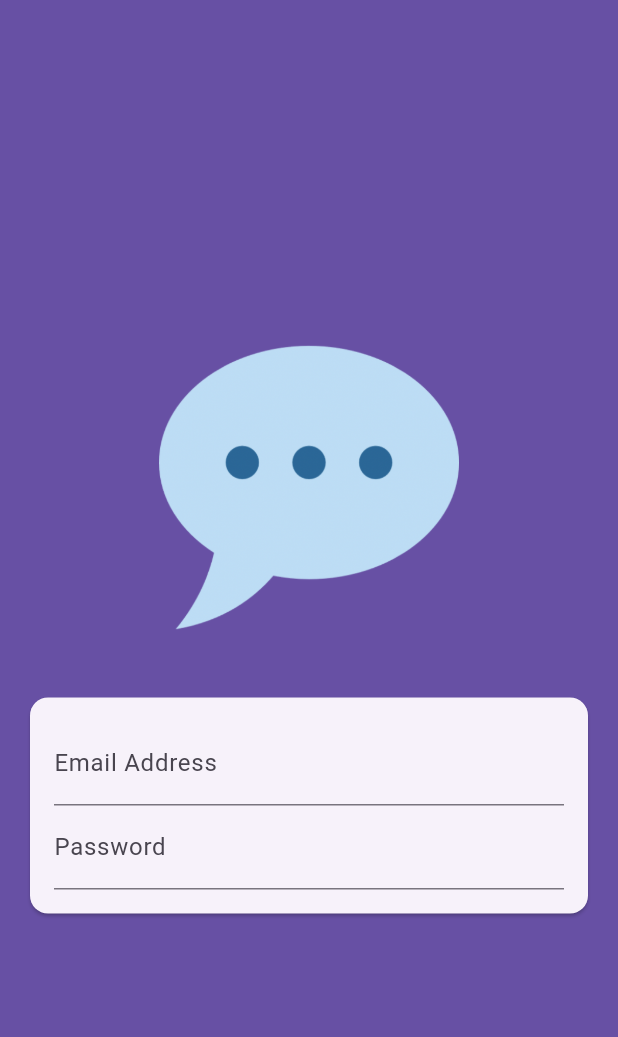
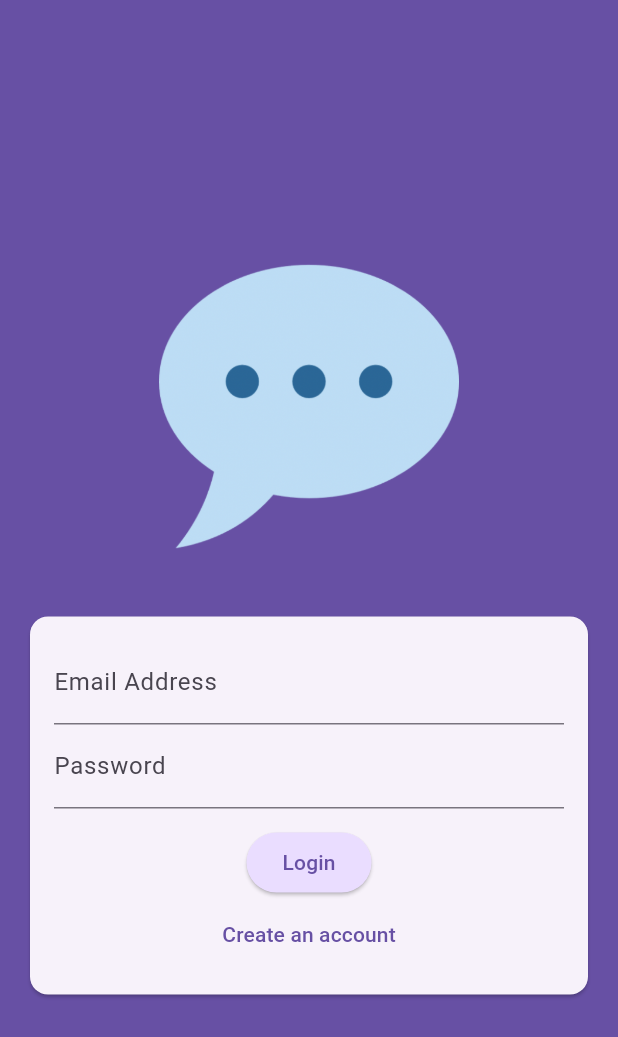
Before and after one commit to Avishka-Dulanjana/Chat-App, a Flutter app: the screen it shows after launch, on a phone screen of 412 x 824 dp. Shown: the top 1037 px of the screen. Run offline on Flutter 3.47's test engine with Material 3 defaults, Android fonts, the phone set to English and light mode, and no system bars; our stand-ins replace google_fonts.

Commit message:
Adding Buttons & Modes to the Authentication Screen

```diff
--- a/lib/screens/auth.dart
+++ b/lib/screens/auth.dart
@@ -10,6 +10,8 @@ class AuthScreen extends StatefulWidget {
 }
 
 class _AuthScreenState extends State<AuthScreen> {
+  var _isLogin = true;
+
   @override
   Widget build(BuildContext context) {
     return Scaffold(
@@ -50,6 +52,27 @@ class _AuthScreenState extends State<AuthScreen> {
                       ),
                       obscureText: true,
                     ),
+                    const SizedBox(
+                      height: 12,
+                    ),
+                    ElevatedButton(
+                      onPressed: () {},
+                      style: ElevatedButton.styleFrom(
+                        backgroundColor:
+                            Theme.of(context).colorScheme.primaryContainer,
+                      ),
+                      child: Text(_isLogin ? 'Login' : 'Signup'),
+                    ),
+                    TextButton(
+                      onPressed: () {
+                        setState(() {
+                          _isLogin = !_isLogin;
+                        });
+                      },
+                      child: Text(_isLogin
+                          ? 'Create an account'
+                          : 'Already have an account? Login'),
+                    ),
                   ],
                 )),
               )),
```
